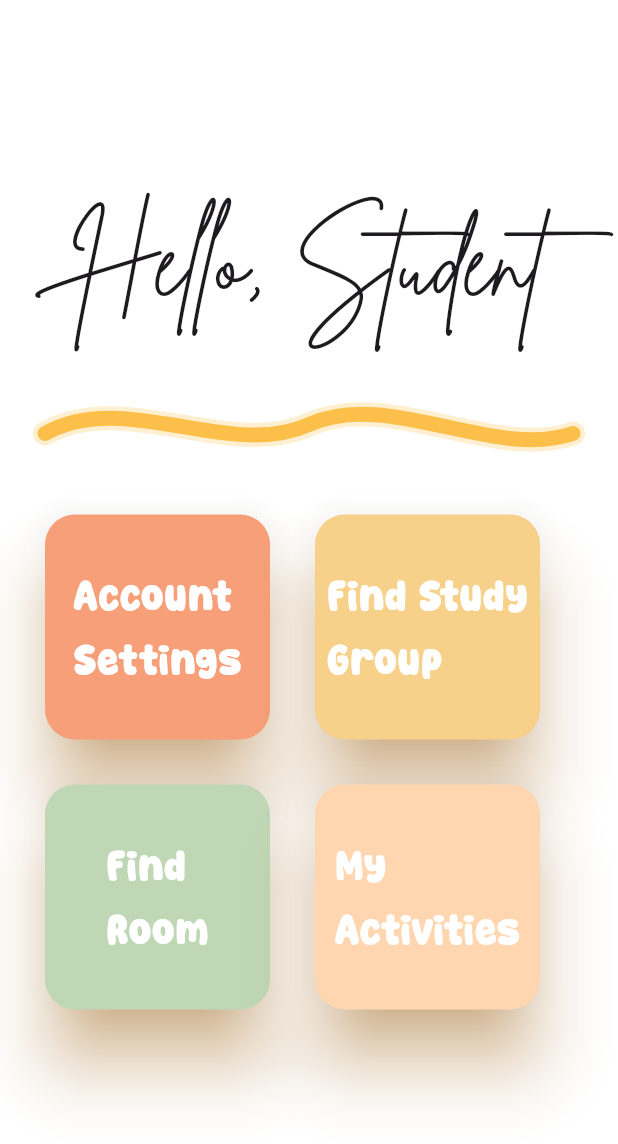
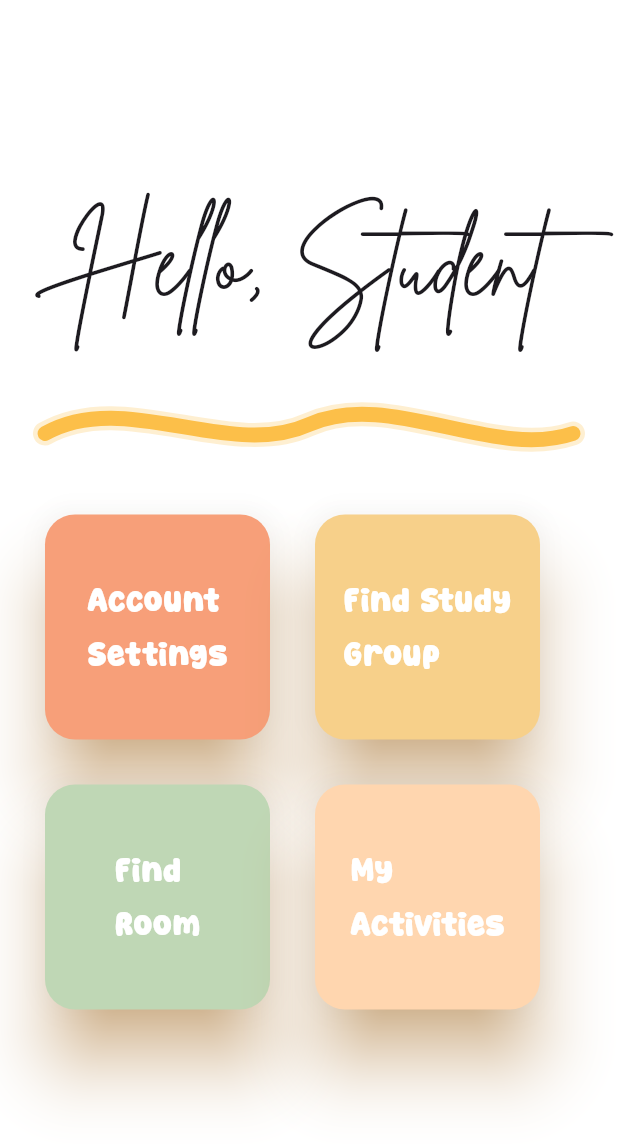
Before and after one commit to youpeevedbro/study-buddy-app, a Flutter app: the Dashboard screen opened directly, on a phone screen of 412 x 824 dp. Shown: the top 1144 px of the screen. Run offline on Flutter 3.47's test engine with Material 3 defaults, Android fonts, the phone set to English and light mode, and no system bars.

Commit message:
change font size

```diff
--- a/lib/components/square_button.dart
+++ b/lib/components/square_button.dart
@@ -30,7 +30,7 @@ class SquareButton extends StatelessWidget {
           elevation: 20,
           shadowColor: Colors.orangeAccent,
         ),
-        child: Text(text, textAlign: TextAlign.left, style: const TextStyle(fontFamily: "SuperLobster", fontSize: 30),),
+        child: Text(text, textAlign: TextAlign.left, style: const TextStyle(fontFamily: "SuperLobster", fontSize: 25),),
       ),
     );
   }
```
